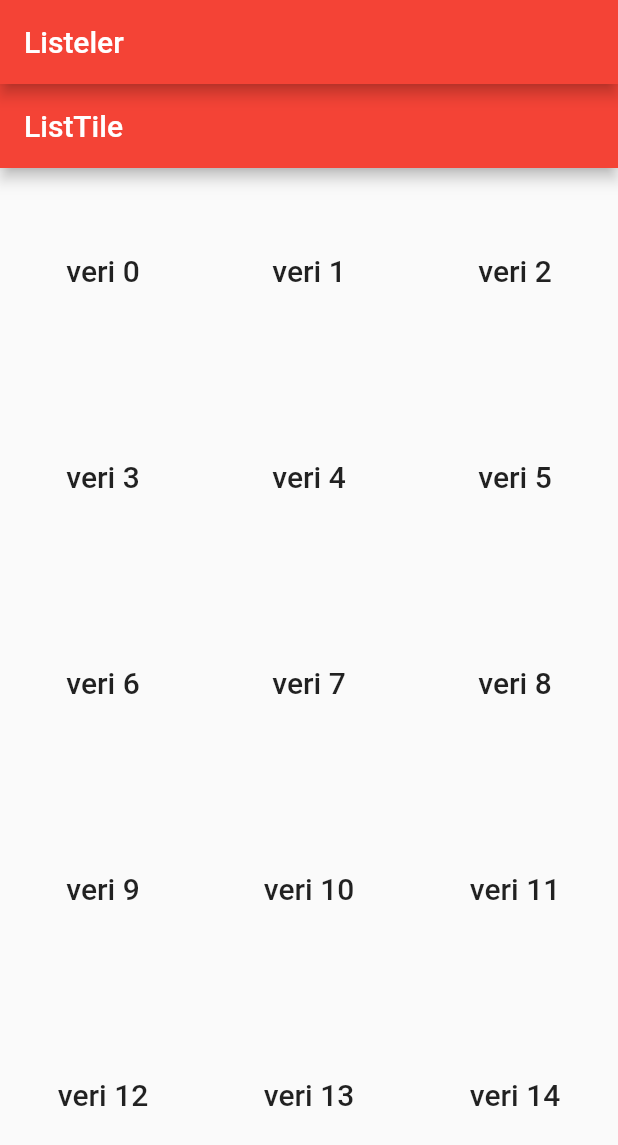
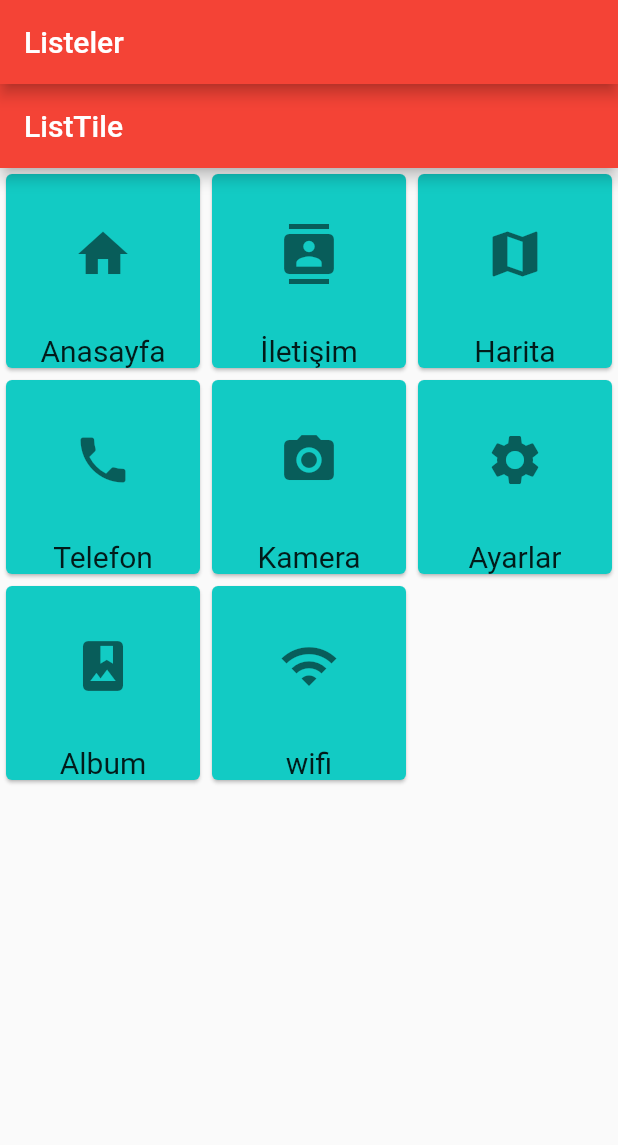
Before and after one commit to emralyilmaz/training_listeler, a Flutter app: the screen it shows after launch, on a phone screen of 412 x 824 dp. Shown: the top 1145 px of the screen. Run offline on Flutter 3.47's test engine with Material 2 defaults, Android fonts, the phone set to English and light mode, and no system bars.

```diff
--- /dev/null
+++ b/lib/card.dart
@@ -0,0 +1,39 @@
+import 'package:flutter/material.dart';
+import 'list.dart';
+
+class SecimCard extends StatelessWidget {
+  final Secim secim;
+  SecimCard({Key key, this.secim}) : super(key: key);
+
+  @override
+  Widget build(BuildContext context) {
+    final TextStyle textStyle = Theme.of(context).textTheme.headline1;
+    return InkWell(
+      onTap: () {
+        print("${secim.baslik} tıklandı.");
+      },
+      child: Card(
+        color: Color(0xFF12CBC4),
+        child: Center(
+          child: Column(
+            mainAxisSize: MainAxisSize.min,
+            crossAxisAlignment: CrossAxisAlignment.center,
+            children: <Widget>[
+              Expanded(
+                child: Icon(
+                  secim.icon,
+                  size: 40,
+                  color: textStyle.color,
+                ),
+              ),
+              Text(
+                secim.baslik,
+                style: TextStyle(fontSize: 20),
+              )
+            ],
+          ),
+        ),
+      ),
+    );
+  }
+}
--- /dev/null
+++ b/lib/list.dart
@@ -0,0 +1,19 @@
+import 'package:flutter/material.dart';
+
+class Secim {
+  final String baslik;
+  final IconData icon;
+
+  const Secim({this.baslik, this.icon});
+}
+
+const List<Secim> secimler = <Secim>[
+  const Secim(baslik: "Anasayfa", icon: Icons.home),
+  const Secim(baslik: "İletişim", icon: Icons.contacts),
+  const Secim(baslik: "Harita", icon: Icons.map),
+  const Secim(baslik: "Telefon", icon: Icons.phone),
+  const Secim(baslik: "Kamera", icon: Icons.camera_alt),
+  const Secim(baslik: "Ayarlar", icon: Icons.settings),
+  const Secim(baslik: "Album", icon: Icons.photo_album),
+  const Secim(baslik: "wifi", icon: Icons.wifi),
+];
--- a/lib/main.dart
+++ b/lib/main.dart
@@ -1,4 +1,6 @@
 import 'package:flutter/material.dart';
+import 'card.dart';
+import 'list.dart';
 
 main() => runApp(MaterialApp(
       home: Home(),
@@ -31,11 +33,10 @@ class _FormWidgetState extends State<FormWidget> {
       ),
       body: GridView.count(
         crossAxisCount: 3,
-        children: List.generate(1000, (index) {
+        children: List.generate(secimler.length, (index) {
           return Center(
-            child: Text(
-              "veri $index",
-              style: Theme.of(context).textTheme.title,
+            child: SecimCard(
+              secim: secimler[index],
             ),
           );
         }),
```
